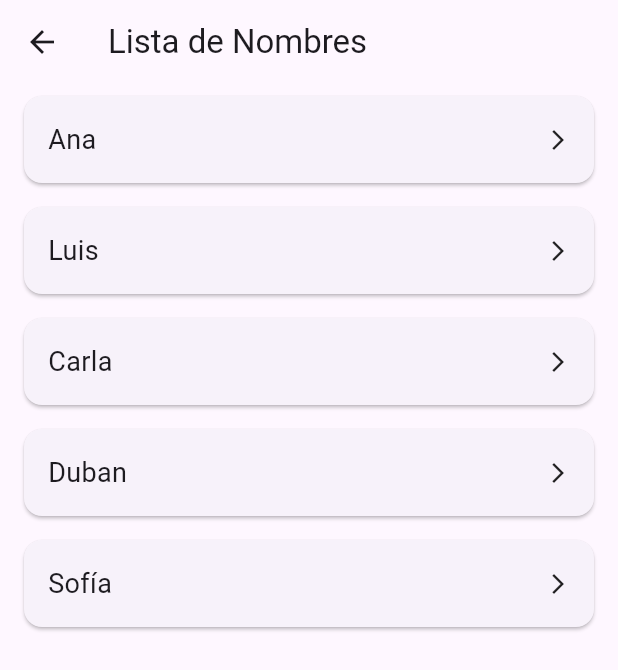
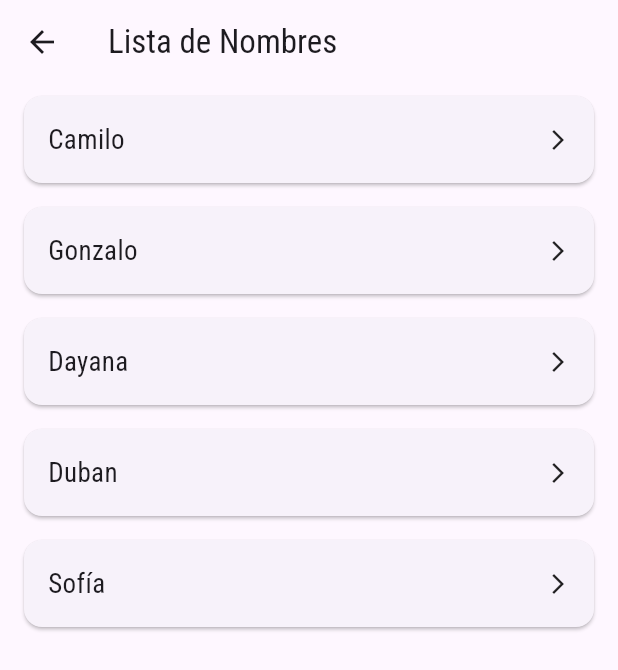
Before and after one commit to DuvanchoU/App_Flutter_Gaes_6, a Flutter app: the screen it shows after launch, after a tap on "Ver Lista", on a phone screen of 412 x 824 dp. Shown: the top 670 px of the screen. Run offline on Flutter 3.47's test engine with Material 3 defaults, Android fonts, the light colour scheme and no system bars.

Commit message:
Se agregan las 3 pantallas Inciales de la App

```diff
--- a/lib/screens/home_screen.dart
+++ b/lib/screens/home_screen.dart
@@ -3,10 +3,17 @@ import 'form_screen.dart';
 import 'list_screen.dart';
 
 class HomeScreen extends StatelessWidget {
+  const HomeScreen({super.key});
+
   @override
   Widget build(BuildContext context) {
     return Scaffold(
-      appBar: AppBar(title: Text('App GAES', fontFamily: 'RobotoCustom')),
+      appBar: AppBar(
+        title: Text(
+          'App GAES',
+          style: TextStyle(fontFamily: 'RobotoCustom'),
+        ),
+      ),
       body: Center(
         child: Column(
           mainAxisAlignment: MainAxisAlignment.center,
@@ -16,12 +23,15 @@ class HomeScreen extends StatelessWidget {
               height: 200,
               decoration: BoxDecoration(
                 image: DecorationImage(
-                  image: AssetImage('assets/images/logo.png'),
+                  image: AssetImage('assets/images/logo_order.png'),
                   fit: BoxFit.cover,
                 ),
                 borderRadius: BorderRadius.circular(20),
                 boxShadow: [
-                  BoxShadow(blurRadius: 10, color: Colors.grey.withOpacity(0.5))
+                  BoxShadow(
+                    blurRadius: 10,
+                    color: Colors.grey.withOpacity(0.5),
+                  )
                 ],
               ),
             ),
--- a/lib/screens/list_screen.dart
+++ b/lib/screens/list_screen.dart
@@ -1,12 +1,19 @@
 import 'package:flutter/material.dart';
 
 class ListScreen extends StatelessWidget {
-  final List<String> nombres = ['Ana', 'Luis', 'Carla', 'Duban', 'Sofía'];
+  const ListScreen({super.key});
+
+  static const List<String> nombres = ['Camilo', 'Gonzalo', 'Dayana', 'Duban', 'Sofía'];
 
   @override
   Widget build(BuildContext context) {
     return Scaffold(
-      appBar: AppBar(title: Text('Lista de Nombres', fontFamily: 'RobotoCustom')),
+      appBar: AppBar(
+        title: Text(
+          'Lista de Nombres',
+          style: TextStyle(fontFamily: 'RobotoCustom'),
+        ),
+      ),
       body: ListView.builder(
         itemCount: nombres.length,
         itemBuilder: (context, index) {
```
Also changed, not shown: lib/screens/form_screen.dart (+13 -3 lines), pubspec.yaml (+5 -54 lines), 1 other file.
